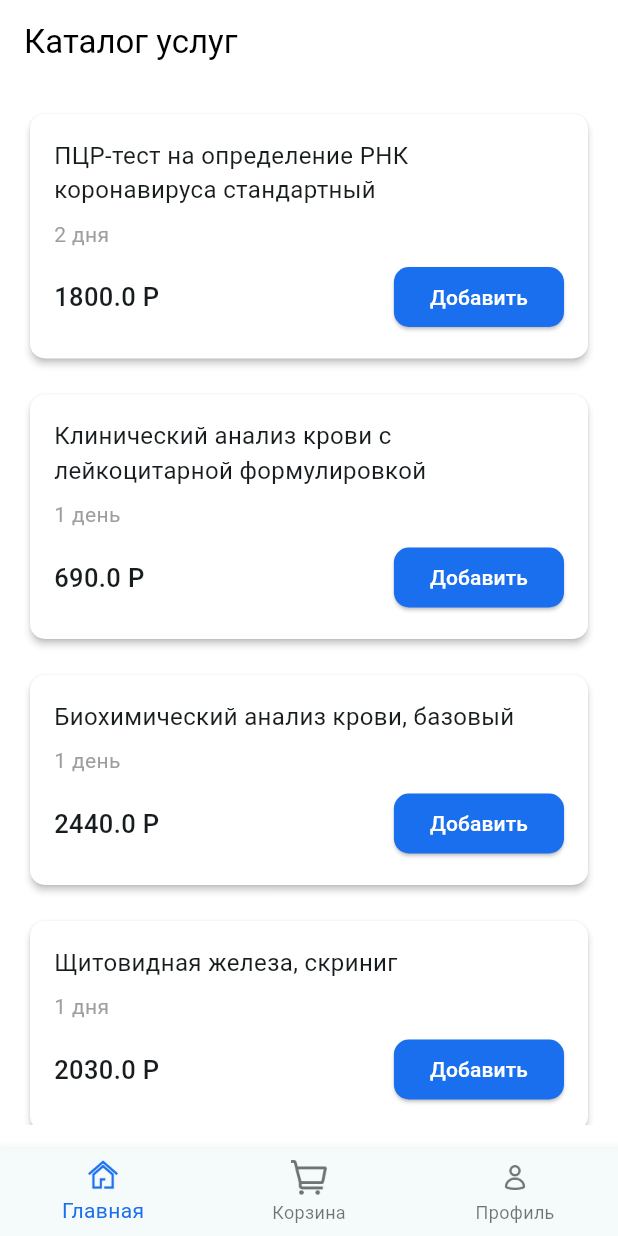
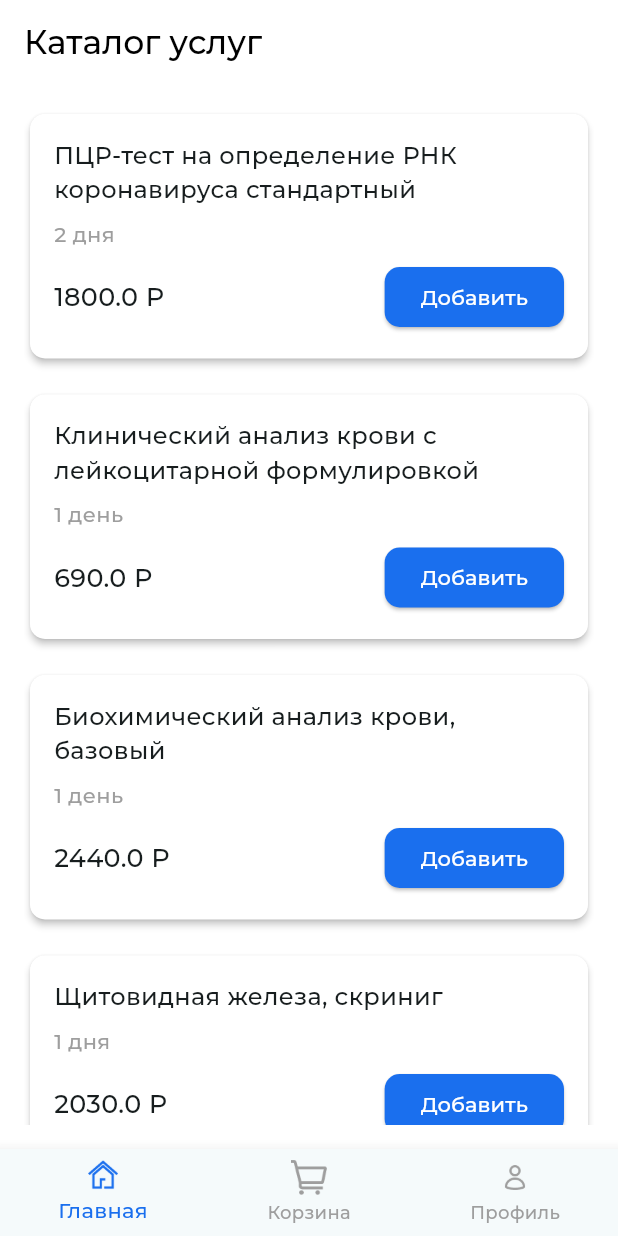
Before and after one commit to KatrinKH/pcs_7, a Flutter app: the screen it shows after launch, on a phone screen of 412 x 824 dp. Run offline on Flutter 3.47's test engine with Material 3 defaults, Android fonts, the phone set to English and light mode, and no system bars; project files that could hold a hidden picture were left out.

Commit message:
Измение шрифта

```diff
--- a/lib/main.dart
+++ b/lib/main.dart
@@ -19,6 +19,7 @@ class MyApp extends StatelessWidget {
         colorScheme: ColorScheme.fromSeed(seedColor: const Color.fromARGB(255, 255, 255, 255)),
         scaffoldBackgroundColor: Color.fromARGB(255, 255, 255, 255),
         useMaterial3: true,
+        fontFamily: 'Montserrat', // Задаем кастомный шрифт как основной
       ),
       home: const MyHomePage(),
     );
@@ -34,7 +35,6 @@ class MyHomePage extends StatefulWidget {
 
 class _MyHomePageState extends State<MyHomePage> {
   int _selectedIndex = 0;
-
 
   List<Widget> _widgetOptions() {
     return [
@@ -70,8 +70,10 @@ class _MyHomePageState extends State<MyHomePage> {
           ),
         ],
         currentIndex: _selectedIndex,
-        selectedItemColor: const Color.fromRGBO(26, 111, 238, 1),
+        selectedItemColor: const Color.fromRGBO(26, 111, 238, 1), // Цвет текста при выборе
+        unselectedItemColor: Colors.grey, // Цвет текста для невыбранных элементов
         onTap: _onItemTapped,
+        type: BottomNavigationBarType.fixed, // Задает фиксированный тип, чтобы кнопки оставались одинаковыми
       ),
     );
   }
```
